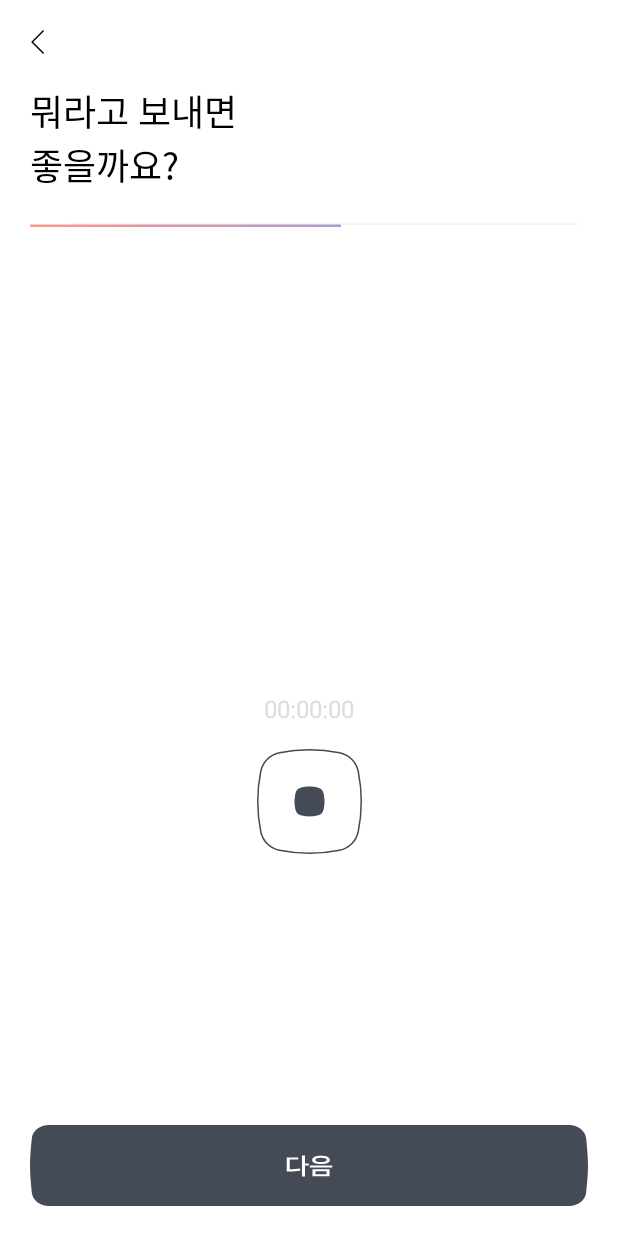
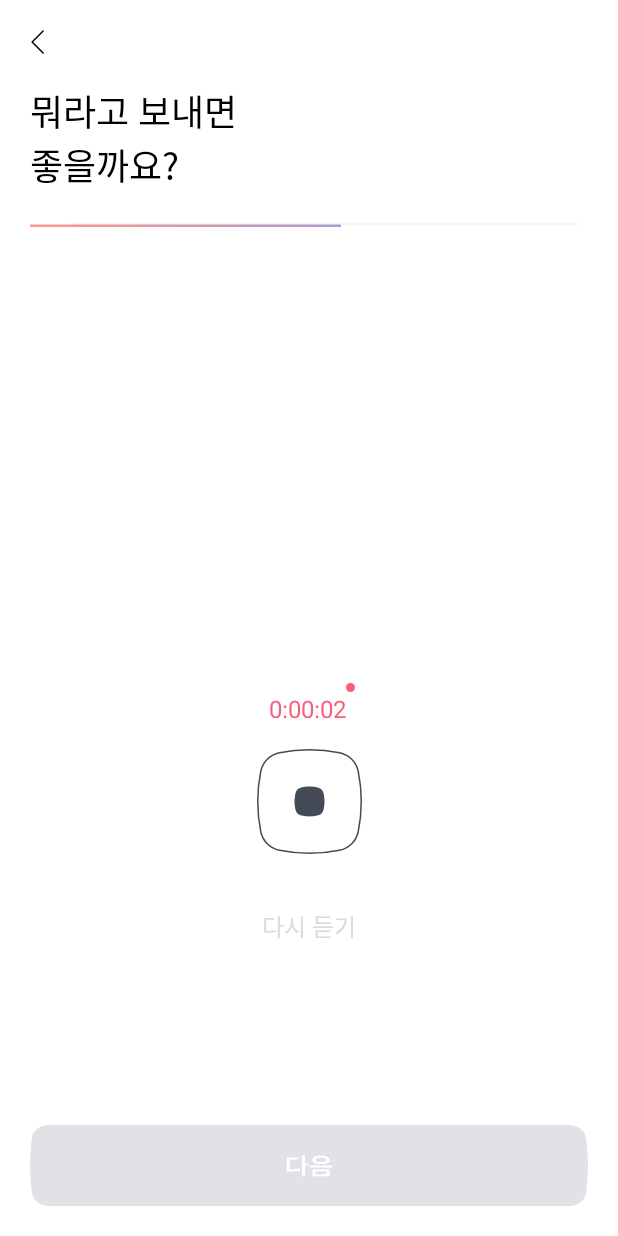
Before and after one commit to bentleypark/AlioUlio, an Android app built with Jetpack Compose: the RecordAlarmFragment screen opened through its navigation route, after a tap on an icon or button, on a phone screen of 412 x 824 dp. Run offline under Robolectric (Android 15) with nearby library versions, the phone set to English and light mode, and no system bars; our stand-ins replace Dagger/Hilt's generated code, Timber, data binding; libraries missing offline, so code that uses them is left out: com.kizitonwose.calendarview; Roboto replaces fonts that are not available here; 5 statements that could not run were skipped.

Commit message:
record duration 표시 코드 추가

```diff
--- a/app/src/main/java/com/alio/ulio/ext/Ext.kt
+++ b/app/src/main/java/com/alio/ulio/ext/Ext.kt
@@ -661,3 +661,20 @@ fun Context.queryCursor(
 fun Cursor.getIntValue(key: String) = getInt(getColumnIndex(key))
 
 fun Cursor.getStringValue(key: String) = getString(getColumnIndex(key))
+
+fun Int.getFormattedDuration(forceShowHours: Boolean = false): String {
+    val sb = StringBuilder(8)
+    val hours = this / 3600
+    val minutes = this % 3600 / 60
+    val seconds = this % 60
+
+    if (this >= 3600) {
+        sb.append(String.format(Locale.getDefault(), "%02d", hours)).append(":")
+    } else if (forceShowHours) {
+        sb.append("0:")
+    }
+
+    sb.append(String.format(Locale.getDefault(), "%02d", minutes))
+    sb.append(":").append(String.format(Locale.getDefault(), "%02d", seconds))
+    return sb.toString()
+}
--- a/app/src/main/java/com/alio/ulio/ui/alarm/record/RecordAlarmFragment.kt
+++ b/app/src/main/java/com/alio/ulio/ui/alarm/record/RecordAlarmFragment.kt
@@ -9,15 +9,14 @@ import android.os.Bundle
 import android.os.Environment
 import android.provider.MediaStore
 import android.view.View
+import androidx.core.content.ContextCompat
+import androidx.core.view.isVisible
 import androidx.fragment.app.activityViewModels
 import androidx.fragment.app.viewModels
 import androidx.lifecycle.lifecycleScope
 import com.alio.ulio.R
 import com.alio.ulio.databinding.FragmentRecordAlarmBinding
-import com.alio.ulio.ext.getIntValue
-import com.alio.ulio.ext.getMimeType
-import com.alio.ulio.ext.getStringValue
-import com.alio.ulio.ext.queryCursor
+import com.alio.ulio.ext.*
 import com.alio.ulio.ui.alarm.MakeAlarmViewModel
 import com.alio.ulio.ui.base.BaseViewBindingFragment
 import com.alio.ulio.ui.model.Recording
@@ -75,7 +74,7 @@ class RecordAlarmFragment :
     private fun setUi() {
         activityViewModel.setTitle("뭐라고 보내면\n좋을까요?")
         activityViewModel.setProgressImg(R.drawable.ic_progress_line02)
-        activityViewModel.setBtnNextEnable(true)
+        activityViewModel.setBtnNextEnable(false)
         setUiAndEventOfAudioVisualizer()
     }
 
@@ -116,7 +115,6 @@ class RecordAlarmFragment :
 //
 
         activityViewModel.setBtnNextAction {
-//            togglePlayBack()
             viewModel.findUploadUrl(fileName)
         }
 
@@ -129,8 +127,31 @@ class RecordAlarmFragment :
                 else -> {
                     it.isSelected = false
                     stopRecording()
+
+                    viewBinding.ivRecordIndicator.isVisible = false
+                    viewBinding.tvDuration.setTextColor(
+                        ContextCompat.getColor(
+                            requireContext(),
+                            R.color.normal_duration_color
+                        )
+                    )
+
+                    viewBinding.tvPlay.isEnabled = true
+                    viewBinding.tvPlay.setTextColor(
+                        ContextCompat.getColor(
+                            requireContext(),
+                            R.color.normal_duration_color
+                        )
+                    )
+
+                    activityViewModel.setBtnNextEnable(true)
                 }
             }
+        }
+
+
+        viewBinding.tvPlay.setOnClickListener {
+            togglePlayBack()
         }
     }
 
@@ -156,6 +177,7 @@ class RecordAlarmFragment :
             setOutputFile(fileName)
             setAudioEncoder(MediaRecorder.AudioEncoder.AAC)
             setAudioSamplingRate(44100)
+            setAudioEncodingBitRate(128000)
             setOutputFile(dirPath)
 
             try {
@@ -167,6 +189,10 @@ class RecordAlarmFragment :
             start()
             duration = 0
             status = RECORDING_RUNNING
+
+            durationTimer = Timer()
+            durationTimer.scheduleAtFixedRate(getDurationUpdateTask(), 1000, 1000)
+            viewBinding.ivRecordIndicator.isVisible = true
         }
     }
 
@@ -303,11 +329,31 @@ class RecordAlarmFragment :
     }
 
     private fun observeViewModel() = with(viewModel) {
-        uploadUrl.observe(viewLifecycleOwner){ url ->
+        uploadUrl.observe(viewLifecycleOwner) { url ->
             upload(makeMultipartFromUri())
         }
     }
 
+    private fun getDurationUpdateTask() = object : TimerTask() {
+        override fun run() {
+            if (status == RECORDING_RUNNING) {
+                duration++
+                updateDuration()
+            }
+        }
+    }
+
+    private fun updateDuration() {
+        viewBinding.tvDuration.setTextColor(
+            ContextCompat.getColor(
+                requireContext(),
+                R.color.record_duration_color
+            )
+        )
+        lifecycleScope.launch(Dispatchers.Main) {
+            viewBinding.tvDuration.text = duration.getFormattedDuration(true)
+        }
+    }
 
     override fun onStop() {
         super.onStop()
--- /dev/null
+++ b/app/src/main/res/drawable/ic_record_indicator.xml
@@ -0,0 +1,9 @@
+<vector xmlns:android="http://schemas.android.com/apk/res/android"
+    android:width="6dp"
+    android:height="6dp"
+    android:viewportWidth="6"
+    android:viewportHeight="6">
+  <path
+      android:pathData="M3,3m-3,0a3,3 0,1 1,6 0a3,3 0,1 1,-6 0"
+      android:fillColor="#F85D79"/>
+</vector>
--- a/app/src/main/res/layout/fragment_record_alarm.xml
+++ b/app/src/main/res/layout/fragment_record_alarm.xml
@@ -30,8 +30,20 @@
             android:textColor="#DBDBDB"
             android:textSize="16dp"
             app:layout_constraintEnd_toEndOf="parent"
+            app:layout_constraintHorizontal_bias="0.498"
             app:layout_constraintStart_toStartOf="parent"
             app:layout_constraintTop_toBottomOf="@id/visualizerView" />
+
+        <ImageView
+            android:id="@+id/ivRecordIndicator"
+            android:layout_width="wrap_content"
+            android:layout_height="wrap_content"
+            android:background="@drawable/ic_record_indicator"
+            app:layout_constraintBottom_toTopOf="@+id/tvDuration"
+            app:layout_constraintEnd_toEndOf="parent"
+            app:layout_constraintHorizontal_bias="0.0"
+            android:visibility="gone"
+            app:layout_constraintStart_toEndOf="@+id/tvDuration" />
 
         <ImageView
             android:id="@+id/btnRecord"
@@ -43,5 +55,19 @@
             app:layout_constraintStart_toStartOf="parent"
             app:layout_constraintTop_toBottomOf="@id/tvDuration" />
 
+        <TextView
+            android:id="@+id/tvPlay"
+            android:layout_width="wrap_content"
+            android:layout_height="wrap_content"
+            android:layout_marginTop="36dp"
+            android:text="다시 듣기"
+            android:textColor="#DBDBDB"
+            android:textSize="16dp"
+            android:enabled="false"
+            app:layout_constraintEnd_toEndOf="parent"
+            app:layout_constraintStart_toStartOf="parent"
+            app:layout_constraintTop_toBottomOf="@+id/btnRecord" />
+
+
     </androidx.constraintlayout.widget.ConstraintLayout>
 </layout>
--- a/app/src/main/res/values/colors.xml
+++ b/app/src/main/res/values/colors.xml
@@ -19,4 +19,6 @@
     <color name="selected_date_color">#3D3D3D</color>
     <color name="input_text_color">#A3A3A3</color>
     <color name="input_hint_text_color">#D6D6D6</color>
+    <color name="record_duration_color">#F85D79</color>
+    <color name="normal_duration_color">#666666</color>
 </resources>
```
